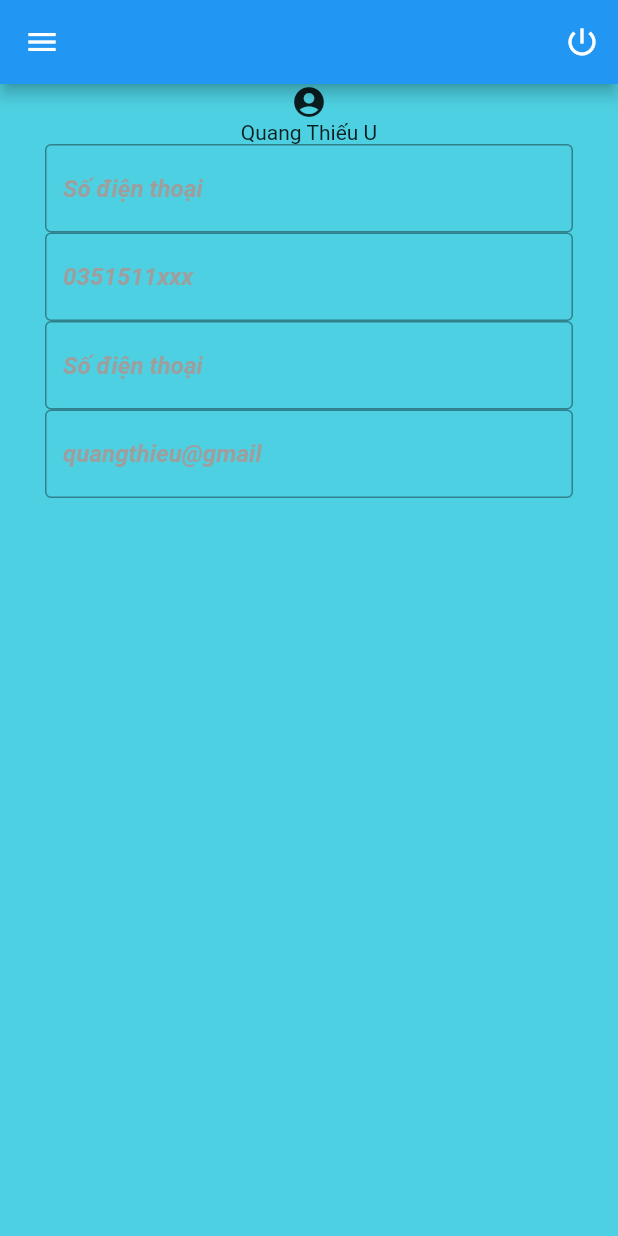
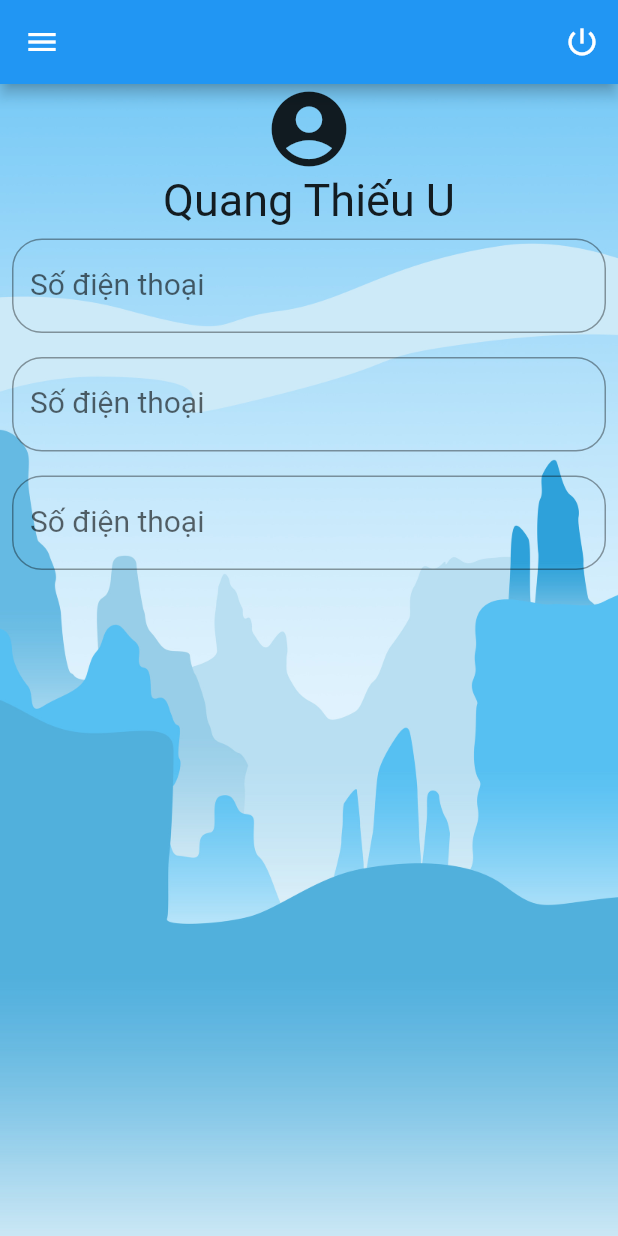
Before and after one commit to zCoLz/Col, a Flutter app: the PageProfile screen opened directly, on a phone screen of 412 x 824 dp. Run offline on Flutter 3.47's test engine with Material 2 defaults, Android fonts, the phone set to English and light mode, and no system bars.

Commit message:
update background

```diff
--- a/lib/screens/GamePlay/question.dart
+++ b/lib/screens/GamePlay/question.dart
@@ -49,8 +49,11 @@ class _QuestionState extends State<Question> {
                 size: 40,
               )),
         ),
-        backgroundColor: Colors.cyan.shade300,
         body: Container(
+          decoration: BoxDecoration(
+              image: DecorationImage(
+                  image: AssetImage("acssets/background2.jpg"),
+                  fit: BoxFit.cover)),
           height: MediaQuery.of(context).size.height,
           margin: EdgeInsets.fromLTRB(20, 50, 20, 10),
           child: Column(
--- a/lib/screens/Login/page_OTP.dart
+++ b/lib/screens/Login/page_OTP.dart
@@ -12,8 +12,11 @@ class _PageOTPState extends State<PageOTP> {
   @override
   Widget build(BuildContext context) {
     return Scaffold(
-      backgroundColor: Colors.cyan[300],
       body: Container(
+        decoration: BoxDecoration(
+                image: DecorationImage(
+                    image: AssetImage("acssets/background2.jpg"),
+                    fit: BoxFit.cover)),
         alignment: Alignment.center,
         child: Column(
           mainAxisAlignment: MainAxisAlignment.center,
--- a/lib/screens/Login/page_login.dart
+++ b/lib/screens/Login/page_login.dart
@@ -18,6 +18,7 @@ class _LoginPageState extends State<LoginPage> {
         backgroundColor: Colors.cyan[300],
         body: SingleChildScrollView(
           child: Container(
+
             margin: const EdgeInsets.fromLTRB(0, 50, 0, 0),
             alignment: Alignment.center,
             child: Column(
--- a/lib/screens/Login/page_reset_pass.dart
+++ b/lib/screens/Login/page_reset_pass.dart
@@ -12,8 +12,11 @@ class _ResetPassState extends State<ResetPass> {
   @override
   Widget build(BuildContext context) {
     return Scaffold(
-      backgroundColor: Colors.cyan[300],
       body: Container(
+        decoration: BoxDecoration(
+                image: DecorationImage(
+                    image: AssetImage("acssets/background2.jpg"),
+                    fit: BoxFit.cover)),
         alignment: Alignment.center,
         child: Column(mainAxisAlignment: MainAxisAlignment.center, children: [
           //image
--- a/lib/screens/home_cart.dart
+++ b/lib/screens/home_cart.dart
@@ -20,8 +20,12 @@ class _PageCartState extends State<PageCart> {
         ],
       ),
       drawer: PageDrawer(),
-      backgroundColor: Colors.cyan[300],
+
       body: Container(
+        decoration: BoxDecoration(
+                image: DecorationImage(
+                    image: AssetImage("acssets/background2.jpg"),
+                    fit: BoxFit.cover)),
         child: Column(children: [
           Padding(
             padding: const EdgeInsets.fromLTRB(10, 10, 0, 0),
--- a/lib/screens/home_profile.dart
+++ b/lib/screens/home_profile.dart
@@ -9,9 +9,12 @@ class PageProfile extends StatefulWidget {
 }
 
 class _PageProfileState extends State<PageProfile> {
+  TextEditingController _controller = TextEditingController();
   @override
+
   Widget build(BuildContext context) {
     return Scaffold(
+        resizeToAvoidBottomInset: true,
         appBar: AppBar(
           centerTitle: true,
           title: Text(""),
@@ -21,76 +24,118 @@ class _PageProfileState extends State<PageProfile> {
           ],
         ),
         drawer: PageDrawer(),
-        backgroundColor: Colors.cyan[300],
-        body: Container(
-          child: Column(children: [
-            Icon(Icons.account_circle),
-            Text("Quang Thiếu U"),
-            Container(
-                child: Padding(
-              padding: const EdgeInsets.fromLTRB(30, 0, 30, 0),
+
+        body: Center(
+          child: Container(
+            decoration: BoxDecoration(
+                image: DecorationImage(
+                    image: AssetImage("acssets/background2.jpg"),
+                    fit: BoxFit.cover)),
+            child: Column(children: [
+            Icon(Icons.account_circle,size: 60,),
+            Text("Quang Thiếu U",style: TextStyle(fontSize: 30),),
+            Padding(
+              padding: const EdgeInsets.all(8.0),
               child: TextField(
-                obscureText: false,
-                textAlign: TextAlign.left,
-                decoration: InputDecoration(
-                    border: OutlineInputBorder(),
-                    hintText: 'Số điện thoại',
-                    hintStyle: TextStyle(
-                        color: Colors.grey,
-                        fontSize: 16,
-                        fontStyle: FontStyle.italic,
-                        fontWeight: FontWeight.bold)),
+                controller: _controller,
+                keyboardType: TextInputType.text,
+
+                style: TextStyle(fontSize: 20,color: Colors.black),
+                decoration: InputDecoration(labelText: "Số điện thoại",
+                border: OutlineInputBorder(borderRadius: BorderRadius.circular(20),)),
+
               ),
-            )),
-            Container(
-                child: Padding(
-              padding: const EdgeInsets.fromLTRB(30, 0, 30, 0),
+            ),Padding(
+              padding: const EdgeInsets.all(8.0),
               child: TextField(
-                obscureText: false,
-                textAlign: TextAlign.left,
-                decoration: InputDecoration(
-                    border: OutlineInputBorder(),
-                    hintText: '0351511xxx',
-                    hintStyle: TextStyle(
-                        color: Colors.grey,
-                        fontSize: 16,
-                        fontStyle: FontStyle.italic,
-                        fontWeight: FontWeight.bold)),
+                keyboardType: TextInputType.text,
+                style: TextStyle(fontSize: 20,color: Colors.black),
+                decoration: InputDecoration(labelText: "Số điện thoại",
+                border: OutlineInputBorder(borderRadius: BorderRadius.circular(20),)),
+
               ),
-            )),
-            Container(
-                child: Padding(
-              padding: const EdgeInsets.fromLTRB(30, 0, 30, 0),
+            ),Padding(
+              padding: const EdgeInsets.all(8.0),
               child: TextField(
-                obscureText: false,
-                textAlign: TextAlign.left,
-                decoration: InputDecoration(
-                    border: OutlineInputBorder(),
-                    hintText: 'Số điện thoại',
-                    hintStyle: TextStyle(
-                        color: Colors.grey,
-                        fontSize: 16,
-                        fontStyle: FontStyle.italic,
-                        fontWeight: FontWeight.bold)),
+                keyboardType: TextInputType.text,
+                style: TextStyle(fontSize: 20,color: Colors.black),
+                decoration: InputDecoration(labelText: "Số điện thoại",
+                border: OutlineInputBorder(borderRadius: BorderRadius.circular(20),)),
+
               ),
-            )),
-            Container(
-                child: Padding(
-              padding: const EdgeInsets.fromLTRB(30, 0, 30, 0),
-              child: TextField(
-                obscureText: false,
-                textAlign: TextAlign.left,
-                decoration: InputDecoration(
-                    border: OutlineInputBorder(),
-                    hintText: 'quangthieu@gmail',
-                    hintStyle: TextStyle(
-                        color: Colors.grey,
-                        fontSize: 16,
-                        fontStyle: FontStyle.italic,
-                        fontWeight: FontWeight.bold)),
-              ),
-            )),
-          ]),
-        ));
+            )
+          ]),),
+        )
+        //Column(children: [
+        //     Icon(Icons.account_circle),
+        //     Text("Quang Thiếu U"),
+        //     Container(
+        //         child: Padding(
+        //       padding: const EdgeInsets.fromLTRB(30, 0, 30, 0),
+        //       child: TextField(
+        //         obscureText: false,
+        //         textAlign: TextAlign.left,
+        //         decoration: InputDecoration(
+        //             border: OutlineInputBorder(),
+        //             hintText: 'Số điện thoại',
+        //             hintStyle: TextStyle(
+        //                 color: Colors.grey,
+        //                 fontSize: 16,
+        //                 fontStyle: FontStyle.italic,
+        //                 fontWeight: FontWeight.bold)),
+
+        //       ),
+
+        //     )),
+        //     Container(
+        //         child: Padding(
+        //       padding: const EdgeInsets.fromLTRB(30, 0, 30, 0),
+        //       child: TextField(
+        //         obscureText: false,
+        //         textAlign: TextAlign.left,
+        //         decoration: InputDecoration(
+        //             border: OutlineInputBorder(),
+        //             hintText: '0351511xxx',
+        //             hintStyle: TextStyle(
+        //                 color: Colors.grey,
+        //                 fontSize: 16,
+        //                 fontStyle: FontStyle.italic,
+        //                 fontWeight: FontWeight.bold)),
+        //       ),
+        //     )),
+        //     Container(
+        //         child: Padding(
+        //       padding: const EdgeInsets.fromLTRB(30, 0, 30, 0),
+        //       child: TextField(
+        //         obscureText: false,
+        //         textAlign: TextAlign.left,
+        //         decoration: InputDecoration(
+        //             border: OutlineInputBorder(),
+        //             hintText: 'Số điện thoại',
+        //             hintStyle: TextStyle(
+        //                 color: Colors.grey,
+        //                 fontSize: 16,
+        //                 fontStyle: FontStyle.italic,
+        //                 fontWeight: FontWeight.bold)),
+        //       ),
+        //     )),
+        //     Container(
+        //         child: Padding(
+        //       padding: const EdgeInsets.fromLTRB(30, 0, 30, 0),
+        //       child: TextField(
+        //         obscureText: false,
+        //         textAlign: TextAlign.left,
+        //         decoration: InputDecoration(
+        //             border: OutlineInputBorder(),
+        //             hintText: 'quangthieu@gmail',
+        //             hintStyle: TextStyle(
+        //                 color: Colors.grey,
+        //                 fontSize: 16,
+        //                 fontStyle: FontStyle.italic,
+        //                 fontWeight: FontWeight.bold)),
+        //       ),
+        //     )),
+        //   ]),
+        );
   }
 }
```
Also changed, not shown: lib/screens/GamePlay/listLevel.dart (+5 -3 lines), lib/screens/GamePlay/listRoom.dart (+5 -2 lines), lib/screens/Login/form_login_signup.dart (+5 -2 lines), lib/screens/home_notifications.dart (+5 -2 lines).
